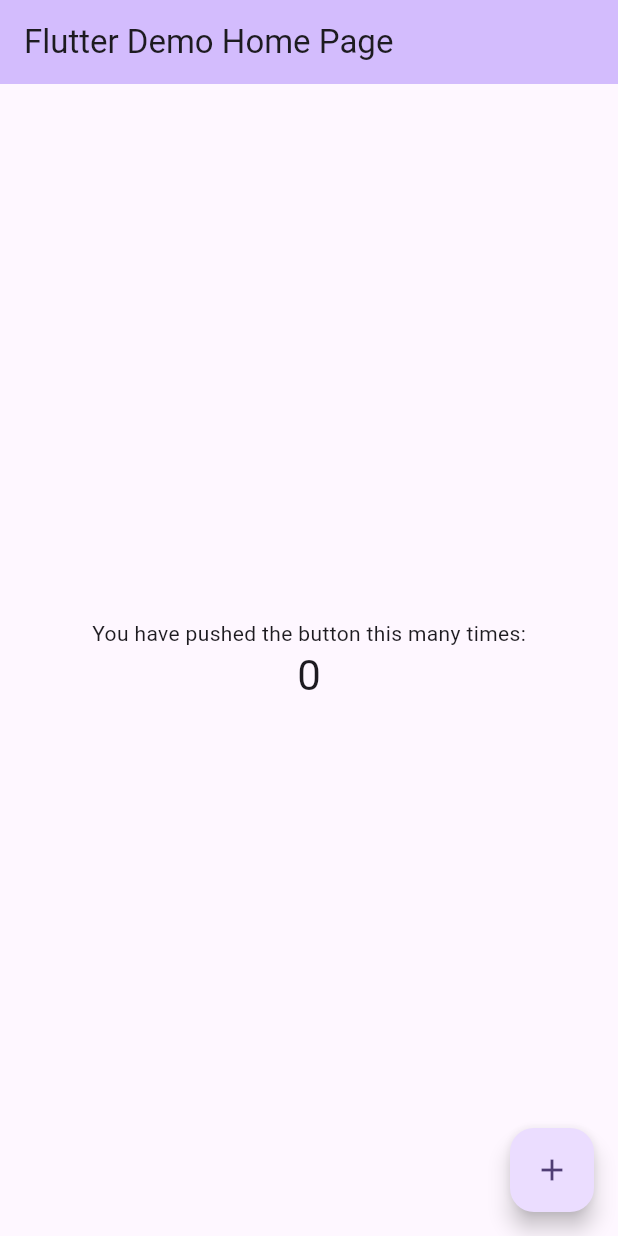
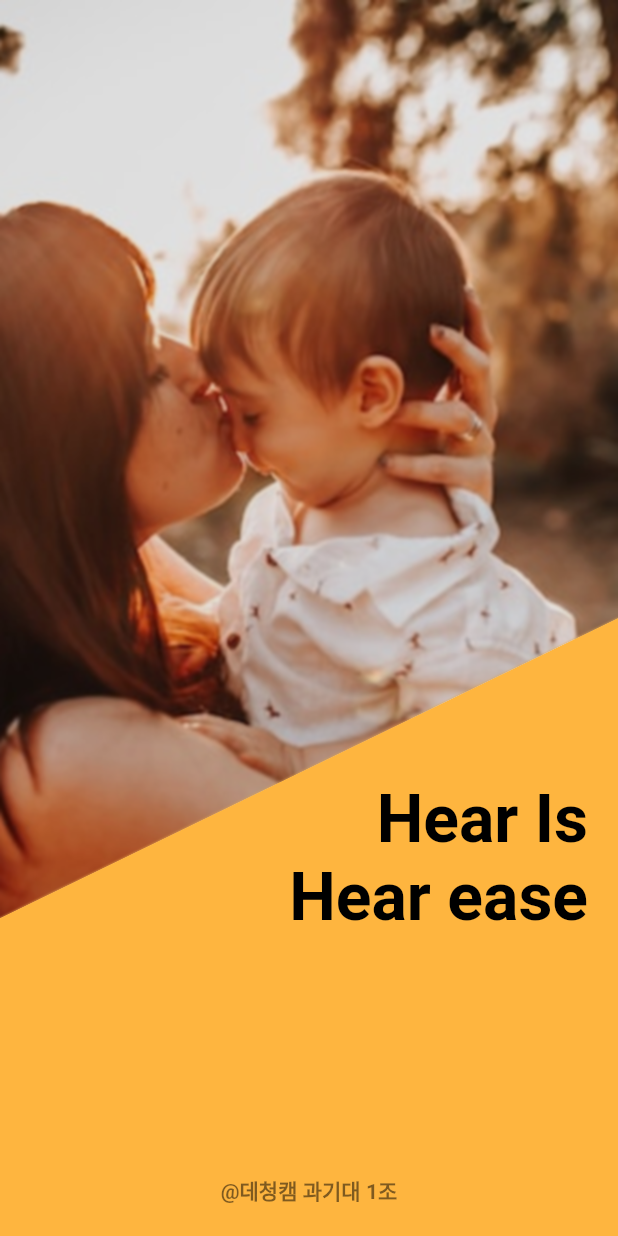
Before and after one commit to Hear-is-Hear-ease/Hear-ease-App, a Flutter app: the first screen one second after launch, on a phone screen of 412 x 824 dp. Run offline on Flutter 3.47's test engine with Material 2 defaults, Android fonts, the light colour scheme and no system bars.

Commit message:
Add splash screen

```diff
--- a/lib/main.dart
+++ b/lib/main.dart
@@ -1,125 +1,17 @@
 import 'package:flutter/material.dart';
+import 'package:hear_ease_app/screens/splash.dart';
 
-void main() {
+Future main() async {
   runApp(const MyApp());
 }
 
 class MyApp extends StatelessWidget {
   const MyApp({super.key});
 
-  // This widget is the root of your application.
   @override
   Widget build(BuildContext context) {
-    return MaterialApp(
-      title: 'Flutter Demo',
-      theme: ThemeData(
-        // This is the theme of your application.
-        //
-        // TRY THIS: Try running your application with "flutter run". You'll see
-        // the application has a blue toolbar. Then, without quitting the app,
-        // try changing the seedColor in the colorScheme below to Colors.green
-        // and then invoke "hot reload" (save your changes or press the "hot
-        // reload" button in a Flutter-supported IDE, or press "r" if you used
-        // the command line to start the app).
-        //
-        // Notice that the counter didn't reset back to zero; the application
-        // state is not lost during the reload. To reset the state, use hot
-        // restart instead.
-        //
-        // This works for code too, not just values: Most code changes can be
-        // tested with just a hot reload.
-        colorScheme: ColorScheme.fromSeed(seedColor: Colors.deepPurple),
-        useMaterial3: true,
-      ),
-      home: const MyHomePage(title: 'Flutter Demo Home Page'),
+    return const MaterialApp(
+      home: HomeSplashScreen(),
     );
   }
 }
-
-class MyHomePage extends StatefulWidget {
-  const MyHomePage({super.key, required this.title});
-
-  // This widget is the home page of your application. It is stateful, meaning
-  // that it has a State object (defined below) that contains fields that affect
-  // how it looks.
-
-  // This class is the configuration for the state. It holds the values (in this
-  // case the title) provided by the parent (in this case the App widget) and
-  // used by the build method of the State. Fields in a Widget subclass are
-  // always marked "final".
-
-  final String title;
-
-  @override
-  State<MyHomePage> createState() => _MyHomePageState();
-}
-
-class _MyHomePageState extends State<MyHomePage> {
-  int _counter = 0;
-
-  void _incrementCounter() {
-    setState(() {
-      // This call to setState tells the Flutter framework that something has
-      // changed in this State, which causes it to rerun the build method below
-      // so that the display can reflect the updated values. If we changed
-      // _counter without calling setState(), then the build method would not be
-      // called again, and so nothing would appear to happen.
-      _counter++;
-    });
-  }
-
-  @override
-  Widget build(BuildContext context) {
-    // This method is rerun every time setState is called, for instance as done
-    // by the _incrementCounter method above.
-    //
-    // The Flutter framework has been optimized to make rerunning build methods
-    // fast, so that you can just rebuild anything that needs updating rather
-    // than having to individually change instances of widgets.
-    return Scaffold(
-      appBar: AppBar(
-        // TRY THIS: Try changing the color here to a specific color (to
-        // Colors.amber, perhaps?) and trigger a hot reload to see the AppBar
-        // change color while the other colors stay the same.
-        backgroundColor: Theme.of(context).colorScheme.inversePrimary,
-        // Here we take the value from the MyHomePage object that was created by
-        // the App.build method, and use it to set our appbar title.
-        title: Text(widget.title),
-      ),
-      body: Center(
-        // Center is a layout widget. It takes a single child and positions it
-        // in the middle of the parent.
-        child: Column(
-          // Column is also a layout widget. It takes a list of children and
-          // arranges them vertically. By default, it sizes itself to fit its
-          // children horizontally, and tries to be as tall as its parent.
-          //
-          // Column has various properties to control how it sizes itself and
-          // how it positions its children. Here we use mainAxisAlignment to
-          // center the children vertically; the main axis here is the vertical
-          // axis because Columns are vertical (the cross axis would be
-          // horizontal).
-          //
-          // TRY THIS: Invoke "debug painting" (choose the "Toggle Debug Paint"
-          // action in the IDE, or press "p" in the console), to see the
-          // wireframe for each widget.
-          mainAxisAlignment: MainAxisAlignment.center,
-          children: <Widget>[
-            const Text(
-              'You have pushed the button this many times:',
-            ),
-            Text(
-              '$_counter',
-              style: Theme.of(context).textTheme.headlineMedium,
-            ),
-          ],
-        ),
-      ),
-      floatingActionButton: FloatingActionButton(
-        onPressed: _incrementCounter,
-        tooltip: 'Increment',
-        child: const Icon(Icons.add),
-      ), // This trailing comma makes auto-formatting nicer for build methods.
-    );
-  }
-}
--- /dev/null
+++ b/lib/screens/home.dart
@@ -0,0 +1,23 @@
+import 'package:flutter/material.dart';
+
+class HomeScreen extends StatefulWidget {
+  const HomeScreen({super.key});
+
+  @override
+  State<HomeScreen> createState() => _HomeScreenState();
+}
+
+class _HomeScreenState extends State<HomeScreen> {
+  @override
+  Widget build(BuildContext context) {
+    final double mediaWidth = MediaQuery.of(context).size.width;
+    final double mediaHeight = MediaQuery.of(context).size.height;
+
+    return const Scaffold(
+        backgroundColor: Color.fromRGBO(255, 255, 255, 1),
+        body: SafeArea(
+            child: Center(
+          child: Text('Hello world'),
+        )));
+  }
+}
--- /dev/null
+++ b/lib/screens/splash.dart
@@ -0,0 +1,208 @@
+import 'dart:ui';
+
+import 'package:flutter/material.dart';
+import 'package:hear_ease_app/screens/home.dart';
+
+class HomeSplashScreen extends StatefulWidget {
+  const HomeSplashScreen({super.key});
+
+  @override
+  State<HomeSplashScreen> createState() => _HomeScreenState();
+}
+
+class _HomeScreenState extends State<HomeSplashScreen> {
+  @override
+  void initState() {
+    super.initState();
+    _navigateToHome();
+  }
+
+  _navigateToHome() async {
+    await Future.delayed(const Duration(seconds: 2), () {
+      Navigator.of(context).pushReplacement(MaterialPageRoute(
+        builder: (context) => const HomeScreen(),
+      ));
+    });
+  }
+
+  @override
+  Widget build(BuildContext context) => const SplashLoadingScreen();
+}
+
+class SplashLoadingScreen extends StatelessWidget {
+  const SplashLoadingScreen({super.key});
+
+  @override
+  Widget build(BuildContext context) => TriangleSplitScreen();
+}
+
+class TriangleSplitScreen extends StatelessWidget {
+  @override
+  Widget build(BuildContext context) {
+    return Scaffold(
+      body: Stack(
+        children: [
+          // Lower Triangle with Text
+          CustomPaint(
+            painter: TrianglePainter(isUpperTriangle: false),
+            child: Align(
+              alignment: Alignment.bottomLeft,
+              child: ClipPath(
+                clipper: TriangleClipper(isUpperTriangle: false),
+                child: Container(
+                    width: MediaQuery.of(context).size.width,
+                    height: MediaQuery.of(context).size.height,
+                    child: Column(
+                      crossAxisAlignment: CrossAxisAlignment.center,
+                      mainAxisAlignment: MainAxisAlignment.spaceBetween,
+                      children: [
+                        SizedBox(
+                          width: MediaQuery.of(context).size.width,
+                          child: const Row(
+                            mainAxisAlignment: MainAxisAlignment.end,
+                            children: [
+                              Column(
+                                crossAxisAlignment: CrossAxisAlignment.end,
+                                mainAxisAlignment: MainAxisAlignment.start,
+                                children: [
+                                  SizedBox(height: 520),
+                                  Text(
+                                    'Hear Is',
+                                    textAlign: TextAlign.right, // 텍스트 오른쪽 정렬
+                                    style: TextStyle(
+                                      fontSize: 44,
+                                      fontWeight: FontWeight.w700,
+                                      color: Colors.black,
+                                    ),
+                                  ),
+                                  Text(
+                                    'Hear ease',
+                                    textAlign: TextAlign.right, // 텍스트 오른쪽 정렬
+                                    style: TextStyle(
+                                      fontSize: 44,
+                                      fontWeight: FontWeight.w700,
+                                      color: Colors.black,
+                                    ),
+                                  ),
+                                ],
+                              ),
+                              SizedBox(width: 20),
+                            ],
+                          ),
+                        ),
+                        const Column(
+                          children: [
+                            Text(
+                              '@데청캠 과기대 1조',
+                              style: TextStyle(
+                                fontSize: 14,
+                                fontWeight: FontWeight.w600,
+                                color: Color.fromRGBO(0, 0, 0, 0.5),
+                              ),
+                            ),
+                            SizedBox(height: 20),
+                          ],
+                        ),
+                      ],
+                    )),
+              ),
+            ),
+          ),
+
+          // Upper Triangle with Image
+          CustomPaint(
+            painter: TrianglePainter(isUpperTriangle: true),
+            child: Align(
+              alignment: Alignment.topRight,
+              child: ClipPath(
+                clipper: TriangleClipper(isUpperTriangle: true),
+                child: Stack(
+                  children: [
+                    Image.asset(
+                      'assets/images/splash.jpg',
+                      fit: BoxFit.cover,
+                      width: MediaQuery.of(context).size.width,
+                      height: MediaQuery.of(context).size.height / 2 + 200,
+                    ),
+                    BackdropFilter(
+                      filter: ImageFilter.blur(sigmaX: 0.8, sigmaY: 0.8),
+                      child: Container(
+                        width: MediaQuery.of(context).size.width,
+                        height: MediaQuery.of(context).size.height,
+                        color: const Color.fromRGBO(0, 0, 0, 0.1),
+                      ),
+                    ),
+                  ],
+                ),
+              ),
+            ),
+          ),
+        ],
+      ),
+    );
+  }
+}
+
+class TrianglePainter extends CustomPainter {
+  final bool isUpperTriangle;
+
+  TrianglePainter({required this.isUpperTriangle});
+
+  @override
+  void paint(Canvas canvas, Size size) {
+    final Paint paint = Paint()
+      ..color = Color.fromRGBO(255, 173, 42, 0.9)
+      ..style = PaintingStyle.fill;
+
+    final Path path = Path();
+    if (isUpperTriangle) {
+      path.moveTo(size.width, 0);
+      path.lineTo(size.width, size.height / 2);
+      path.lineTo(0, size.height / 2 + 200);
+      path.lineTo(0, 0);
+    } else {
+      path.moveTo(size.width, size.height / 2);
+      path.lineTo(size.width, size.height);
+      path.lineTo(0, size.height);
+      path.lineTo(0, size.height / 2 + 200);
+    }
+    path.close();
+
+    canvas.drawPath(path, paint);
+  }
+
+  @override
+  bool shouldRepaint(CustomPainter oldDelegate) {
+    return false;
+  }
+}
+
+class TriangleClipper extends CustomClipper<Path> {
+  final bool isUpperTriangle;
+
+  TriangleClipper({required this.isUpperTriangle});
+
+  @override
+  Path getClip(Size size) {
+    final Path path = Path();
+    if (isUpperTriangle) {
+      path.moveTo(size.width, 0);
+      path.lineTo(size.width, size.height / 2);
+      path.lineTo(0, size.height / 2 + 200);
+      path.lineTo(0, 0);
+    } else {
+      path.moveTo(size.width, size.height / 2);
+      path.lineTo(size.width, size.height);
+      path.lineTo(0, size.height);
+      path.lineTo(0, size.height / 2 + 200);
+    }
+    path.close();
+
+    return path;
+  }
+
+  @override
+  bool shouldReclip(CustomClipper<Path> oldClipper) {
+    return false;
+  }
+}
```
Also changed, not shown: pubspec.yaml (+2 -5 lines), assets/images/splash.jpg (added), lib/splash_loading_img.jpg (added), 1 other file.
